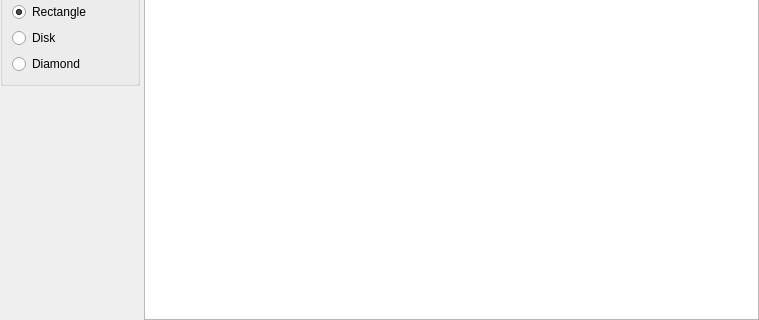
Qt form Editors/SpriteEditor.ui (enigma-dev/RadialGM) before a commit; both pictures show x 0 to 759 and y 250 to 570 of the 759 by 570 pixel window.
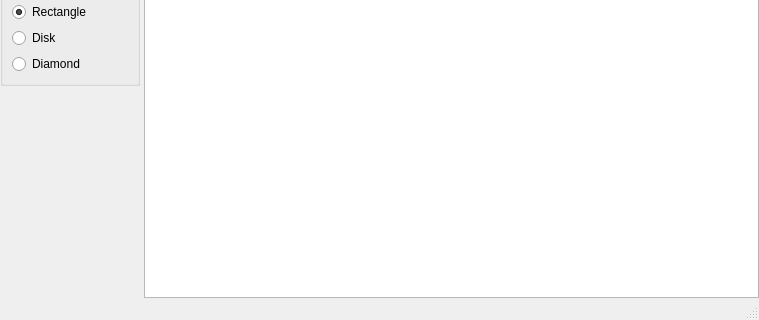
The same form after that commit. Icons and pictures are not drawn. Custom widgets are drawn as their Qt base class.

Commit message: move status bar to editors

What changed in the file:
```diff
--- a/Editors/SpriteEditor.ui
+++ b/Editors/SpriteEditor.ui
@@ -362,6 +362,9 @@
      </item>
     </layout>
    </item>
+   <item>
+    <widget class="QStatusBar" name="statusBar"/>
+   </item>
   </layout>
   <action name="actionSave">
    <property name="icon">
```
The commit also changes 3 other files.
